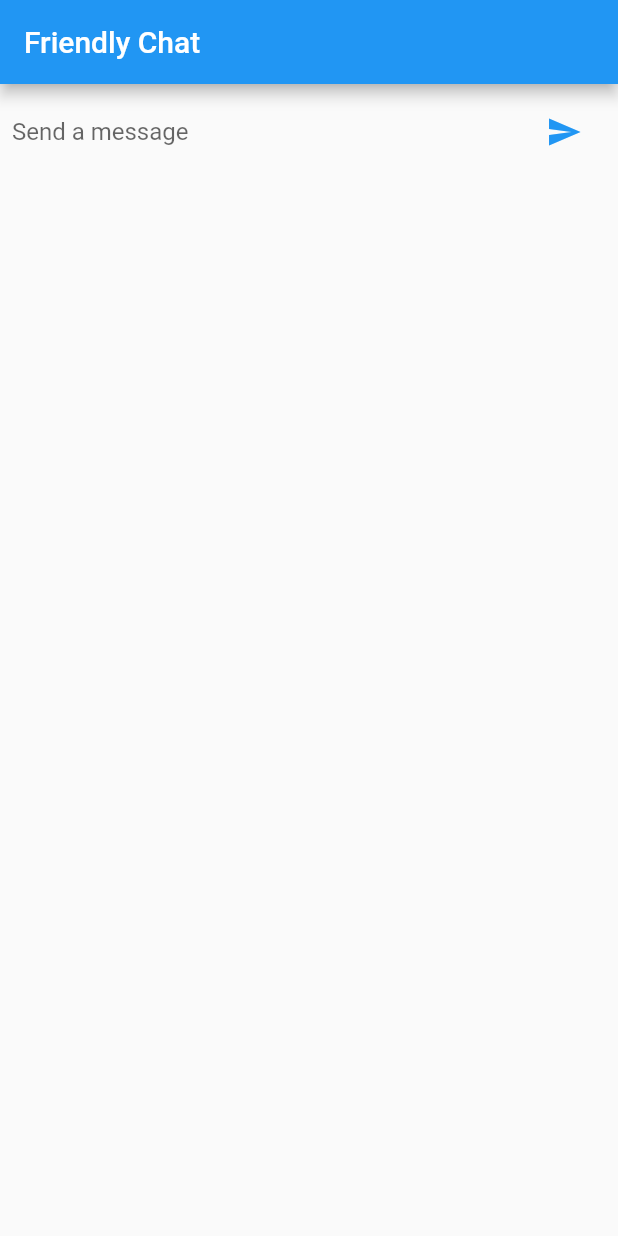
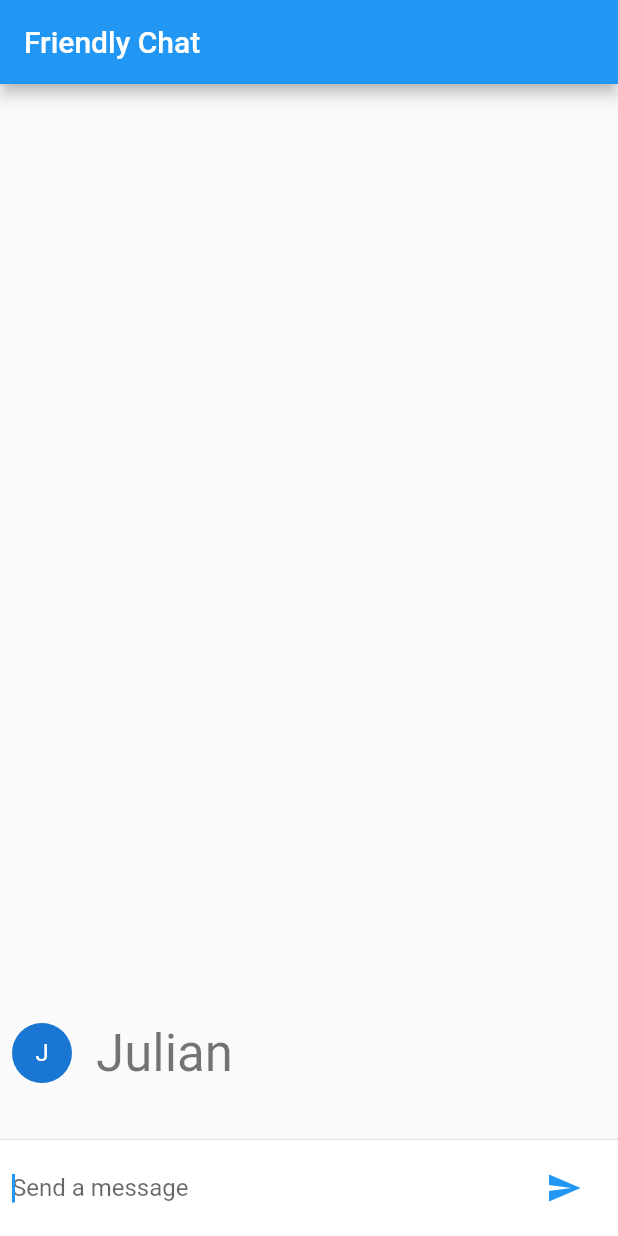
Before and after one commit to julirehe/friendly_chat, a Flutter app: the screen it shows after launch, after a tap on the "send" icon, on a phone screen of 412 x 824 dp. Run offline on Flutter 3.47's test engine with Material 2 defaults, Android fonts, the phone set to English and light mode, and no system bars.

```diff
--- a/lib/main.dart
+++ b/lib/main.dart
@@ -5,6 +5,8 @@ void main() {
     FriendlyChatApp(),
   );
 }
+
+String _name = 'Julian';
 
 class FriendlyChatApp extends StatelessWidget {
   const FriendlyChatApp({
@@ -20,6 +22,37 @@ class FriendlyChatApp extends StatelessWidget {
   }
 }
 
+class ChatMessage extends StatelessWidget {
+  const ChatMessage({required this.text, Key? key}) : super(key: key);
+  final String text;
+
+  @override
+  Widget build(BuildContext context) {
+    return Container(
+      margin: const EdgeInsets.symmetric(vertical: 8.0),
+      child: Row(
+        crossAxisAlignment: CrossAxisAlignment.start,
+        children: [
+          Container(
+            margin: const EdgeInsets.only(right: 16.0),
+            child: CircleAvatar(child: Text(_name[0])),
+          ),
+          Column(
+            crossAxisAlignment: CrossAxisAlignment.start,
+            children: [
+              Text(_name, style: Theme.of(context).textTheme.headline4),
+              Container(
+                margin: const EdgeInsets.only(top: 5.0),
+                child: Text(text),
+              ),
+            ],
+          ),
+        ],
+      ),
+    );
+  }
+}
+
 class ChatScreen extends StatefulWidget {
   const ChatScreen({
     Key? key,
@@ -31,12 +64,31 @@ class ChatScreen extends StatefulWidget {
 
 class _ChatScreenState extends State<ChatScreen> {
   final _textController = TextEditingController();
+  final List<ChatMessage> _messages = []; // NEW
+  final FocusNode _focusNode = FocusNode();    // NEW
 
   @override
   Widget build(BuildContext context) {
     return Scaffold(
       appBar: AppBar(title: const Text('Friendly Chat')),
-      body: _buildTextComposer(), // NEW
+      body: Column(                                            // MODIFIED
+        children: [                                            // NEW
+          Flexible(                                            // NEW
+            child: ListView.builder(                           // NEW
+              padding: const EdgeInsets.all(8.0),              // NEW
+              reverse: true,                                   // NEW
+              itemBuilder: (_, index) => _messages[index],     // NEW
+              itemCount: _messages.length,                     // NEW
+            ),                                                 // NEW
+          ),                                                   // NEW
+          const Divider(height: 1.0),                          // NEW
+          Container(                                           // NEW
+            decoration: BoxDecoration(
+                color: Theme.of(context).cardColor),             // NEW
+            child: _buildTextComposer(),                       // MODIFIED
+          ),                                                   // NEW
+        ],                                                     // NEW
+      ),                                                       // NEW
     );
   }
 
@@ -50,10 +102,13 @@ class _ChatScreenState extends State<ChatScreen> {
             onSubmitted: _handleSubmitted,
             decoration:
                 const InputDecoration.collapsed(hintText: 'Send a message'),
+            focusNode: _focusNode,  // NEW
+
           ),
         ),
         IconTheme(
-          data: IconThemeData(color: Theme.of(context).colorScheme.secondary), // NEW
+          data: IconThemeData(
+              color: Theme.of(context).colorScheme.secondary), // NEW
           child: Container(
             margin: const EdgeInsets.symmetric(horizontal: 4.0),
             child: IconButton(
@@ -67,5 +122,15 @@ class _ChatScreenState extends State<ChatScreen> {
 
   void _handleSubmitted(String text) {
     _textController.clear();
+    var message = ChatMessage(
+      // NEW
+      text: text, // NEW
+    ); // NEW
+    setState(() {
+      // NEW
+      _messages.insert(0, message); // NEW
+    }); // NEW
+    _focusNode.requestFocus();  // NEW
+
   }
 }
```
